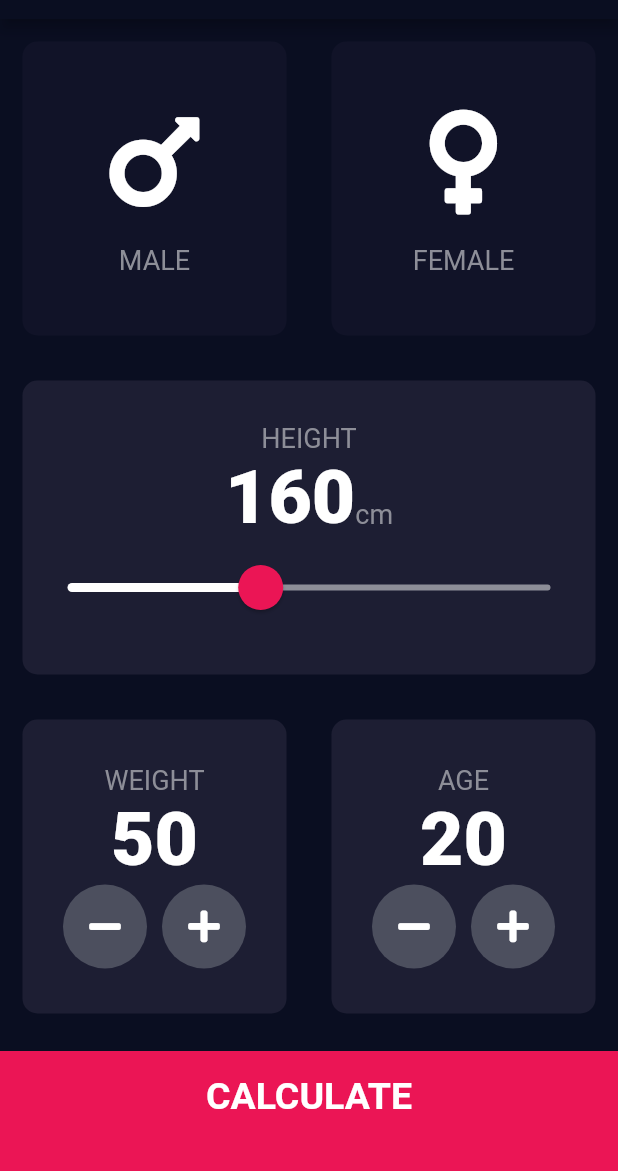
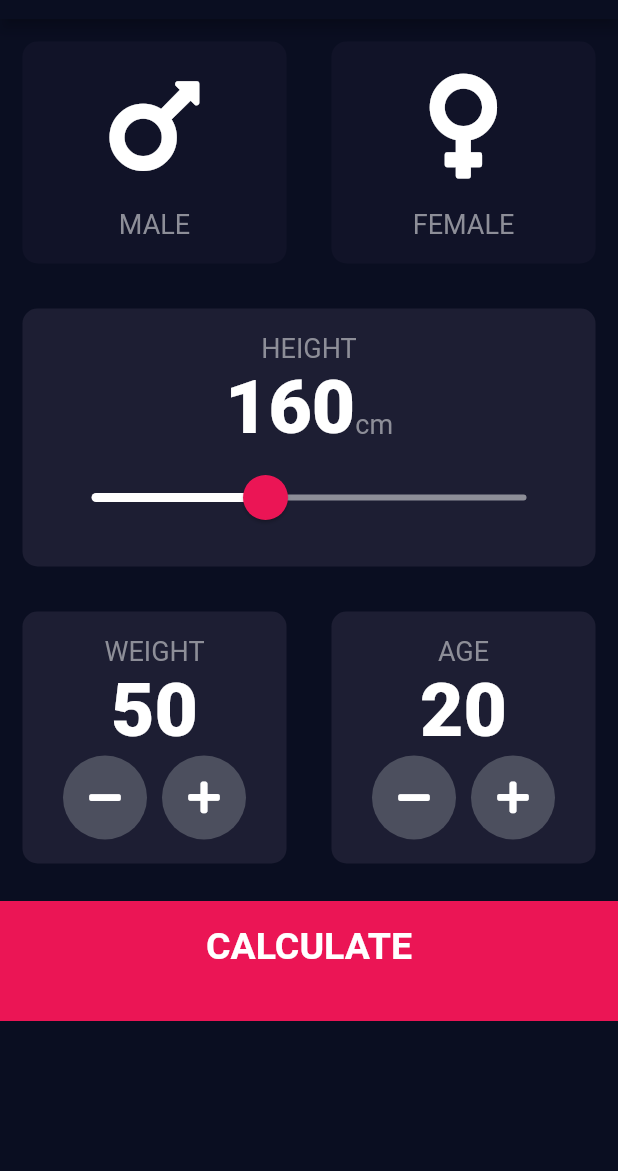
Before and after one commit to nanaten/BMI-Calculator-With-ChangeNotifier, a Flutter app: the screen it shows after launch, on a phone screen of 412 x 824 dp, the part 65-1236 px from its top. Run offline on Flutter 3.47's test engine with Material 2 defaults, Android fonts, the phone set to English and light mode, and no system bars; our stand-ins replace font_awesome_flutter.

Commit message:
Add SingleChildScrollView

```diff
--- a/lib/components/reusable_card.dart
+++ b/lib/components/reusable_card.dart
@@ -12,6 +12,7 @@ class ReusableCard extends StatelessWidget {
     return GestureDetector(
       onTap: onPress,
       child: Container(
+        padding: EdgeInsets.all(16.0),
         child: cardChild,
         margin: EdgeInsets.all(15.0),
         decoration: BoxDecoration(
--- a/lib/screens/input_page.dart
+++ b/lib/screens/input_page.dart
@@ -22,11 +22,13 @@ class InputPage extends StatelessWidget {
       appBar: AppBar(
         title: Text('BMI CALCULATOR'),
       ),
-      body: Column(
+      body: SingleChildScrollView(
+        child: ConstrainedBox(
+          constraints: BoxConstraints(),
+          child: Column(
             crossAxisAlignment: CrossAxisAlignment.stretch,
             children: <Widget>[
-          Expanded(
-              child: Row(
+              Row(
                 children: <Widget>[
                   Expanded(
                     child: ReusableCard(
@@ -57,9 +59,8 @@ class InputPage extends StatelessWidget {
                     ),
                   ),
                 ],
-          )),
-          Expanded(
-            child: ReusableCard(
+              ),
+              ReusableCard(
                 colour: kActiveCardColour,
                 cardChild: Column(
                   mainAxisAlignment: MainAxisAlignment.center,
@@ -106,9 +107,7 @@ class InputPage extends StatelessWidget {
                   ],
                 ),
               ),
-          ),
-          Expanded(
-            child: Row(
+              Row(
                 children: <Widget>[
                   Expanded(
                     child: ReusableCard(
@@ -186,7 +185,6 @@ class InputPage extends StatelessWidget {
                   ),
                 ],
               ),
-          ),
               BottomButton(
                 buttonTitle: 'CALCULATE',
                 onTap: () {
@@ -200,6 +198,8 @@ class InputPage extends StatelessWidget {
               ),
             ],
           ),
+        ),
+      ),
     );
   }
 }
```
Lines whose indentation alone changed are shown as unchanged.
